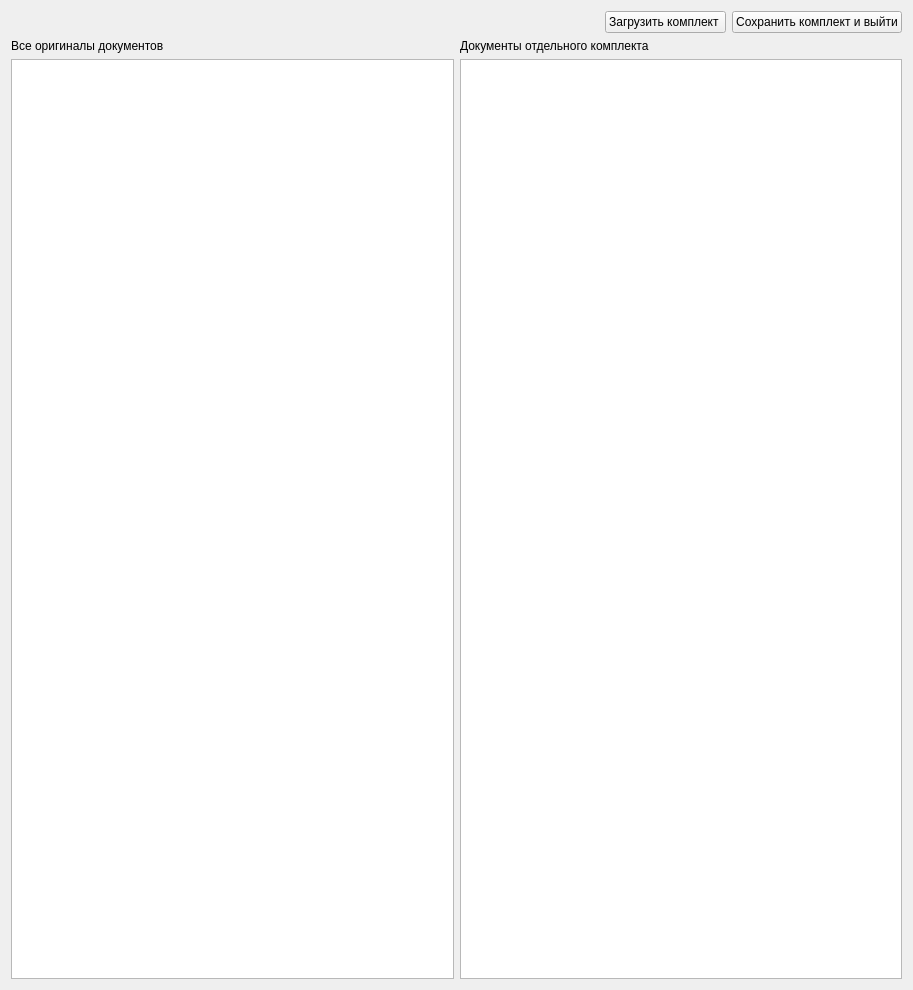
Old version of the form 18_create_soft_links/create_soft_links/src/widget.ui in the repository 8evgeny/GIT.
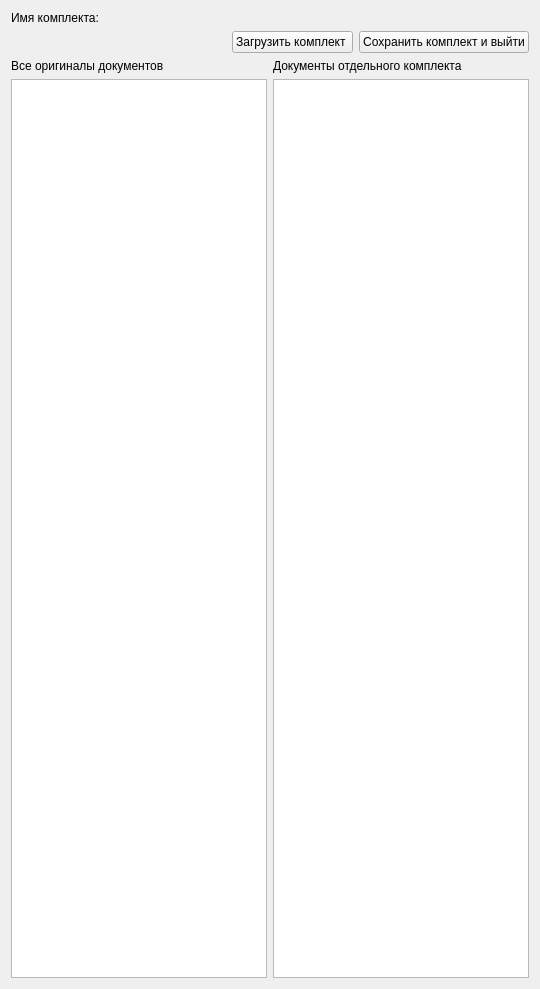
New version of the form.

Diff of the .ui file:
```diff
--- a/18_create_soft_links/create_soft_links/src/widget.ui
+++ b/18_create_soft_links/create_soft_links/src/widget.ui
@@ -2,19 +2,11 @@
 <ui version="4.0">
  <class>Widget</class>
  <widget class="QWidget" name="Widget">
-  <property name="geometry">
-   <rect>
-    <x>0</x>
-    <y>0</y>
-    <width>913</width>
-    <height>990</height>
-   </rect>
-  </property>
   <property name="windowTitle">
    <string>Widget</string>
   </property>
   <layout class="QGridLayout" name="gridLayout">
-   <item row="0" column="0">
+   <item row="1" column="0">
     <layout class="QHBoxLayout" name="horizontalLayout_2">
      <item>
       <spacer name="horizontalSpacer">
@@ -51,7 +43,7 @@
      </item>
     </layout>
    </item>
-   <item row="2" column="0">
+   <item row="3" column="0">
     <layout class="QHBoxLayout" name="horizontalLayout">
      <item>
       <widget class="QLabel" name="label_2">
@@ -69,7 +61,7 @@
      </item>
     </layout>
    </item>
-   <item row="3" column="0">
+   <item row="4" column="0">
     <layout class="QGridLayout" name="gridLayout_2">
      <item row="0" column="2">
       <layout class="QVBoxLayout" name="verticalLayout_2"/>
@@ -89,6 +81,13 @@
      </item>
     </layout>
    </item>
+   <item row="0" column="0">
+    <widget class="QLabel" name="nameDoc">
+     <property name="text">
+      <string>Имя комплекта:</string>
+     </property>
+    </widget>
+   </item>
   </layout>
  </widget>
  <resources/>
```
Left out of the diff: 2 changed lines with no effect on the pictures.
